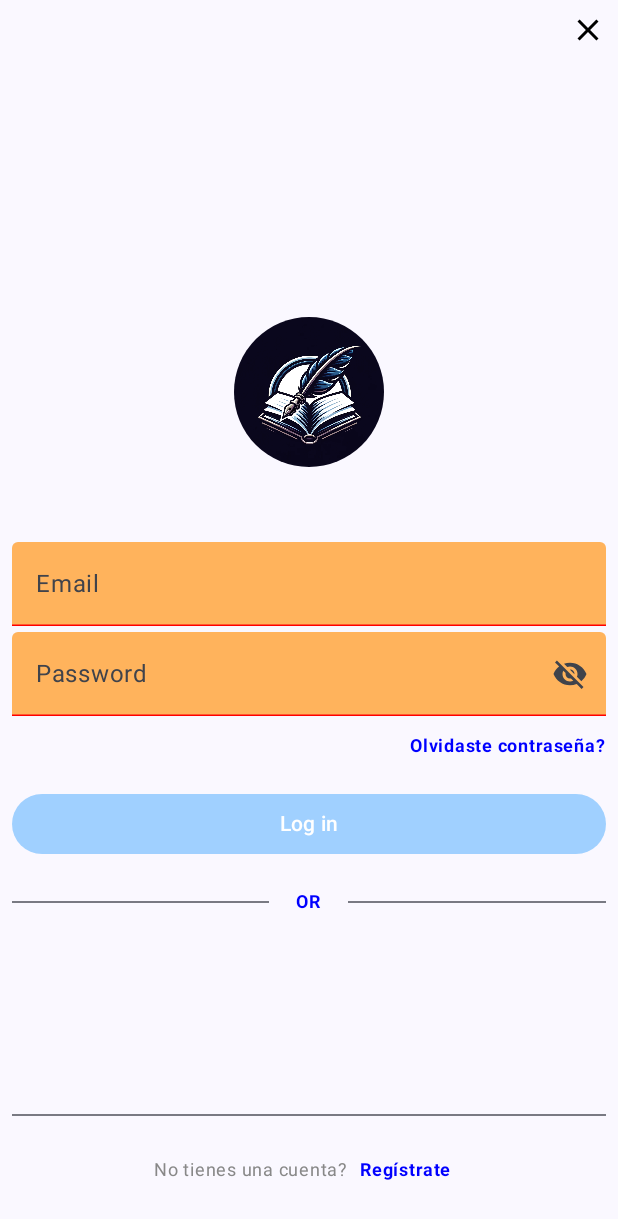
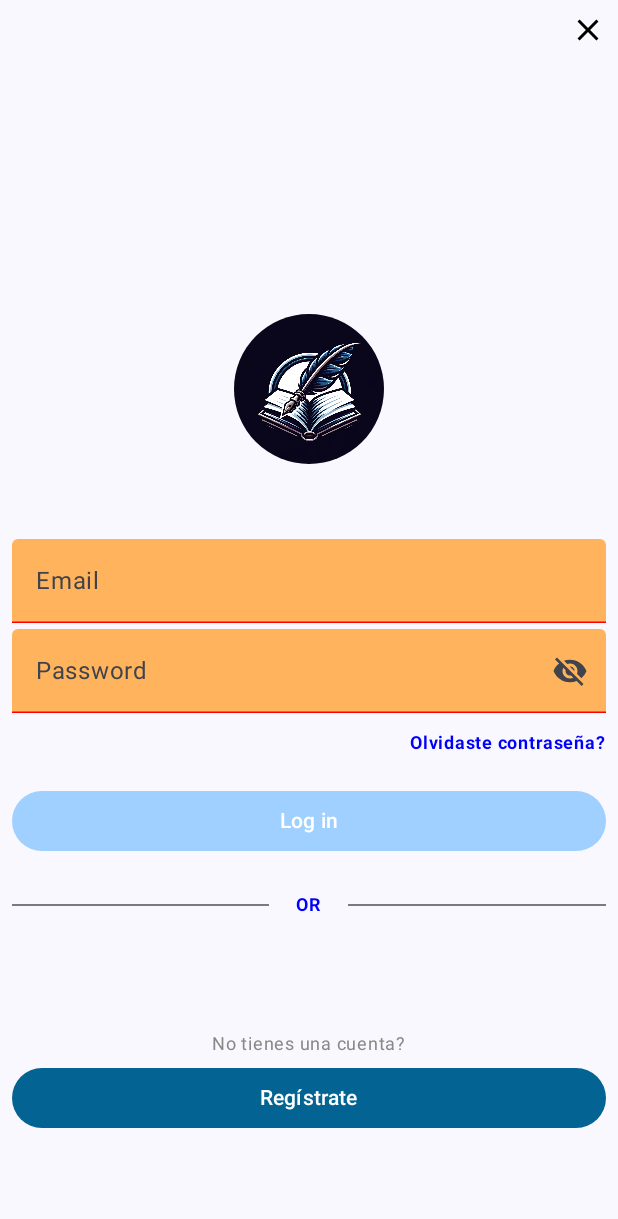
Before and after one commit to Jordi-Allepuz/MyBookControlApp, an Android app built with Jetpack Compose: the screen it shows after launch (MainActivity), on a phone screen of 412 x 824 dp. Shown: the top 1219 px of the screen. Run offline under Robolectric (Android 15) with nearby library versions, the phone set to English and light mode, and no system bars; our stand-ins replace Dagger/Hilt's generated code, Firebase (no records; nobody signed in at launch, a user with empty details on screens opened directly), livedata-compose.

Commit message:
Commit10

```diff
--- a/app/src/main/java/com/example/mybookcontrolapp/mybookcontrolerapp/ui/screens/LoginScreen.kt
+++ b/app/src/main/java/com/example/mybookcontrolapp/mybookcontrolerapp/ui/screens/LoginScreen.kt
@@ -1,6 +1,7 @@
 package com.example.mybookcontrolapp.mybookcontrolerapp.ui.screens
 
 import android.app.Activity
+import android.widget.Toast
 import androidx.compose.foundation.Image
 import androidx.compose.foundation.background
 import androidx.compose.foundation.clickable
@@ -31,6 +32,7 @@ import androidx.compose.material3.Text
 import androidx.compose.material3.TextField
 import androidx.compose.material3.TextFieldDefaults
 import androidx.compose.runtime.Composable
+import androidx.compose.runtime.LaunchedEffect
 import androidx.compose.runtime.getValue
 import androidx.compose.runtime.livedata.observeAsState
 import androidx.compose.runtime.mutableStateOf
@@ -53,6 +55,8 @@ import com.example.mybookcontrolapp.R
 import com.example.mybookcontrolapp.Routes
 import com.example.mybookcontrolapp.mybookcontrolerapp.ui.viewmodels.LoginViewModel
 import com.example.mybookcontrolapp.mybookcontrolerapp.ui.viewmodels.UserInfoViewModel
+import kotlinx.coroutines.Delay
+import kotlinx.coroutines.delay
 
 @Composable
 fun LoginScreen(
@@ -135,7 +139,7 @@ fun Body(
             email,
             password
         )
-        Spacer(modifier = Modifier.size(16.dp))
+        Spacer(modifier = Modifier.size(20.dp))
         LoginDivider()
     }
 }
@@ -233,7 +237,8 @@ fun LoginButton(
         onClick = {
             loginViewModel.login(
                 email, password, {
-                    navigationController.navigate(Routes.UserInfoScreen.route)})
+                    navigationController.navigate(Routes.UserInfoScreen.route)
+                })
             userInfoViewModel.cargarInfoUser(email)
         },
         enabled = loginEnable,
@@ -284,15 +289,8 @@ fun Footer(
     navigationController: NavHostController
 ) {
     Column(modifier = modifier.fillMaxWidth()) {
-        Divider(
-            Modifier
-                .background(Color.Gray)
-                .height(1.dp)
-                .fillMaxWidth()
-        )
-        Spacer(modifier = Modifier.size(24.dp))
         SingUp(navigationController)
-        Spacer(modifier = Modifier.size(24.dp))
+        Spacer(modifier = Modifier.size(60.dp))
     }
 
 }
@@ -300,16 +298,23 @@ fun Footer(
 @Composable
 fun SingUp(navigationController: NavHostController) {
 
-    Row(Modifier.fillMaxWidth(), horizontalArrangement = Arrangement.Center) {
+    val contentToast = LocalContext.current.applicationContext
+
+    Column(Modifier.fillMaxWidth(), horizontalAlignment = Alignment.CenterHorizontally) {
         Text(text = "No tienes una cuenta?", fontSize = 12.sp, color = Color.Gray)
-        Text(
-            text = "Regístrate",
-            Modifier
-                .padding(horizontal = 8.dp)
-                .clickable { navigationController.navigate(Routes.SignUpScreen.route) },
-            fontSize = 12.sp,
-            fontWeight = FontWeight.Bold,
-            color = Color.Blue
-        )
+        Button(
+            onClick = {
+                Toast.makeText(contentToast, "LOG-IN", Toast.LENGTH_LONG).show()
+                navigationController.navigate(Routes.SignUpScreen.route)
+            },
+            modifier = Modifier.fillMaxWidth(),
+            colors = ButtonDefaults.buttonColors(
+                containerColor = Color(0xFF036392),
+                contentColor = Color.White,
+            )
+        ) {
+            Text(text = "Regístrate")
+        }
+
     }
 }
--- a/app/src/main/java/com/example/mybookcontrolapp/mybookcontrolerapp/ui/screens/SignUpScreen.kt
+++ b/app/src/main/java/com/example/mybookcontrolapp/mybookcontrolerapp/ui/screens/SignUpScreen.kt
@@ -140,13 +140,6 @@ fun ContentNewUSer(
     favoriteGenere: String,
 ) {
 
-
-    var avisoContraseña by rememberSaveable {
-        mutableStateOf("Introduce contraseña")
-    }
-    var avisoContraseñaConf by rememberSaveable {
-        mutableStateOf("Vuelve a introducir contraseña")
-    }
 
     var passwordVisibility by rememberSaveable { mutableStateOf(true) }
     val isLoading: Boolean by singUpViewModel.isLoading.observeAsState(false)
```
